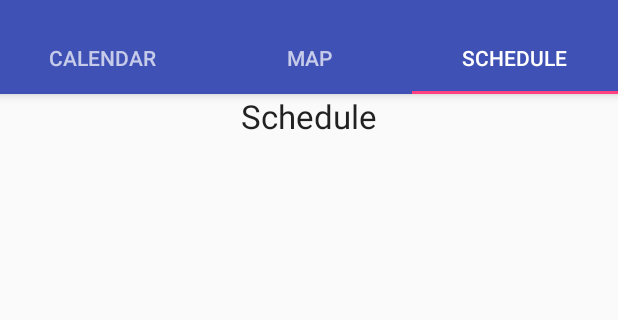
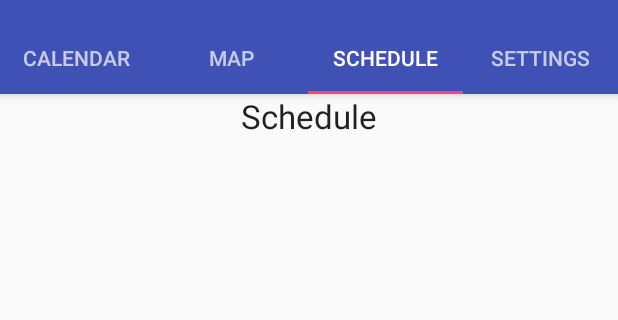
Before and after one commit to EdenPlus/ProjectNavi, an Android app: the screen it shows after launch (MainActivity), tab 3 chosen, on a phone screen of 412 x 824 dp, the part 74-394 px from its top. Run offline under Robolectric (Android 15) with nearby library versions, the phone set to English and light mode, and no system bars.

Commit message:
Settings part 1.1
This is a push of all my file changes so far. The toggle has been removed and I am working on the settings tab.

```diff
--- a/app/src/main/java/justenlosoya/projectnavi/MainActivity.java
+++ b/app/src/main/java/justenlosoya/projectnavi/MainActivity.java
@@ -1,5 +1,7 @@
 package justenlosoya.projectnavi;
 
+import android.graphics.drawable.Drawable;
+import android.support.annotation.IdRes;
 import android.support.design.widget.TabLayout;
 import android.support.v7.app.AppCompatActivity;
 import android.support.v7.widget.Toolbar;
@@ -14,8 +16,10 @@ import android.view.Menu;
 import android.view.MenuItem;
 import android.view.View;
 import android.view.ViewGroup;
+import android.widget.RadioGroup;
 import android.widget.TextView;
-import android.widget.RadioButton;
+import android.widget.RadioGroup.OnCheckedChangeListener;
+import android.content.SharedPreferences;
 
 public class MainActivity extends AppCompatActivity {
 
@@ -133,14 +137,17 @@ public class MainActivity extends AppCompatActivity {
                 case 2:
                     TabSchedule tabSchedule = new TabSchedule();
                     return tabSchedule;
+                case 3:
+                    TabSettings tabSettings = new TabSettings();
+                    return tabSettings;
             }
             return null;
         }
 
         @Override
         public int getCount() {
-            // Show 3 total pages.
-            return 3;
+            // Show 4 total pages.
+            return 4;
         }
 
         @Override
@@ -152,6 +159,8 @@ public class MainActivity extends AppCompatActivity {
                     return "MAP";
                 case 2:
                     return "SCHEDULE";
+                case 3:
+                    return "SETTINGS";
             }
             return null;
         }
@@ -161,30 +170,52 @@ public class MainActivity extends AppCompatActivity {
         TouchImageView image = (TouchImageView) findViewById(R.id.mapImg);
 
         if (image.getTag().equals(1)) {
-            image.setImageResource(R.drawable.satellite_map);
+            image.setImageResource(R.drawable.s_map);
             image.setTag(2);
         }
         else {
-            image.setImageResource(R.drawable.building_map);
+            image.setImageResource(R.drawable.b_map);
             image.setTag(1);
         }
 
     }
+/*
+        // Radio group experiment 2
+        final RadioGroup mapRadio = (RadioGroup) findViewById(R.id.mapRadioGroup);
+        mapRadio.setOnCheckedChangeListener(new OnCheckedChangeListener() {
+            @Override
+            public void onCheckedChanged(RadioGroup radioGroup, int checkedID) {
+                TouchImageView image = (TouchImageView) findViewById(R.id.mapImg);
 
-    public void toggleMap(View v) {
-        // Is the button now checked?
-        boolean checked = ((RadioButton) v).isChecked();
+                switch (radioGroup.getId()) {
+                    case R.id.mapRadioGroup:
+                        if (checkedID == R.id.buildingRadio) {
+                            image.setImageResource(R.drawable.building_map);
+                        }
+                        else if (checkedID == R.id.satelliteRadio) {
+                            image.setImageResource(R.drawable.satellite_map);
+                        }
+                        break;
+                    default:
+                        break;
+                }
+            }
+        });
+        // Radio group experiment 2
 
-        // Check which radio button was clicked
-        switch(v.getId()) {
+    public void toggleMap(View view) {
+        TouchImageView image = (TouchImageView) findViewById(R.id.mapImg);
+
+        switch (view.getId()) {
+            case R.id.buildingRadio:
+                image.setImageResource(R.drawable.b_map);
+                break;
             case R.id.satelliteRadio:
-                if (checked)
-                    // Pirates are the best
-                    break;
-            case R.id.buildingRadio:
-                if (checked)
-                    // Ninjas rule
-                    break;
+                image.setImageResource(R.drawable.s_map);
+                break;
+            default:
+                break;
         }
     }
+*/
 }
--- /dev/null
+++ b/app/src/main/java/justenlosoya/projectnavi/TabSettings.java
@@ -0,0 +1,20 @@
+package justenlosoya.projectnavi;
+
+import android.os.Bundle;
+import android.support.annotation.Nullable;
+import android.support.v4.app.Fragment;
+import android.view.LayoutInflater;
+import android.view.View;
+import android.view.ViewGroup;
+
+/**
+ * Created by justenlosoya on 10/20/17.
+ */
+
+public class TabSettings extends Fragment {
+    @Nullable
+    @Override
+    public View onCreateView(LayoutInflater inflater, @Nullable ViewGroup container, @Nullable Bundle savedInstanceState) {
+        return inflater.inflate(R.layout.tab_settings, container, false);
+    }
+}
--- a/app/src/main/res/layout/tab_map.xml
+++ b/app/src/main/res/layout/tab_map.xml
@@ -9,9 +9,9 @@
         android:layout_width="match_parent"
         android:layout_height="match_parent"
         android:scaleType="centerCrop"
-        android:src="@drawable/building_map"
+        android:src="@drawable/b_map"
         android:tag="1" />
-
+<!--
     <Button
         android:id="@+id/mapButton"
         android:layout_width="wrap_content"
@@ -22,5 +22,5 @@
         android:text="@string/mapButton"
         android:layout_alignParentTop="true"
         android:layout_alignParentEnd="true" />
-
+-->
 </RelativeLayout>
--- a/app/src/main/res/layout/tab_settings.xml
+++ b/app/src/main/res/layout/tab_settings.xml
@@ -3,6 +3,7 @@
     android:layout_width="match_parent" android:layout_height="match_parent">
 
     <RadioGroup
+        android:id="@+id/mapRadioGroup"
         android:layout_width="match_parent"
         android:layout_height="wrap_content">
         <RadioButton
@@ -10,14 +11,13 @@
             android:layout_width="wrap_content"
             android:layout_height="wrap_content"
             android:text="@string/buildingSetting"
-            android:onClick="toggleMap"/>
+            android:checked="true"/>
 
         <RadioButton
             android:id="@+id/satelliteRadio"
             android:layout_width="wrap_content"
             android:layout_height="wrap_content"
-            android:text="@string/satelliteSetting"
-            android:onClick="toggleMap"/>
+            android:text="@string/satelliteSetting"/>
     </RadioGroup>
 
 </RelativeLayout>
--- a/app/src/main/res/values/settings.xml
+++ /dev/null
@@ -1,4 +0,0 @@
-<?xml version="1.0" encoding="utf-8"?>
-<resources>
-    <drawable name="mapType">@drawable/building_map</drawable>
-</resources>
```
Also changed, not shown: app/src/main/res/drawable/b_map.png (added), app/src/main/res/drawable/s_map.png (added), 51 other files.
